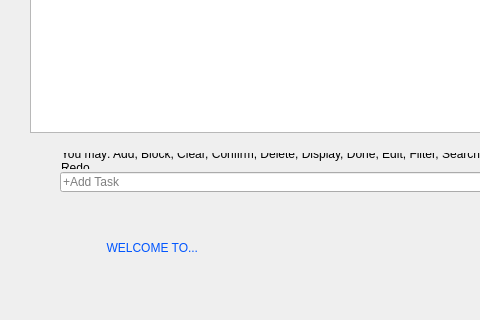
terencelimzhengwei/cs2103jan2014-t17-3c, file TimeWiseGUI/timewisegui.ui: the form before one commit; both pictures show x 0 to 480 and y 388 to 708 of the 600 by 708 pixel window.
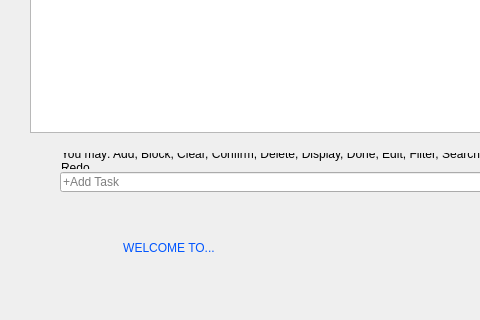
The form after the commit. Icons and pictures are not drawn.

Patch:
```diff
--- a/TimeWiseGUI/timewisegui.ui
+++ b/TimeWiseGUI/timewisegui.ui
@@ -332,7 +332,7 @@
 color: rgb(0, 85, 255);</string>
     </property>
     <property name="text">
-     <string>                 WELCOME TO...</string>
+     <string>                      WELCOME TO...</string>
     </property>
     <property name="wordWrap">
      <bool>true</bool>
```
Left out of the diff: 2 changed lines with no effect on the pictures.
